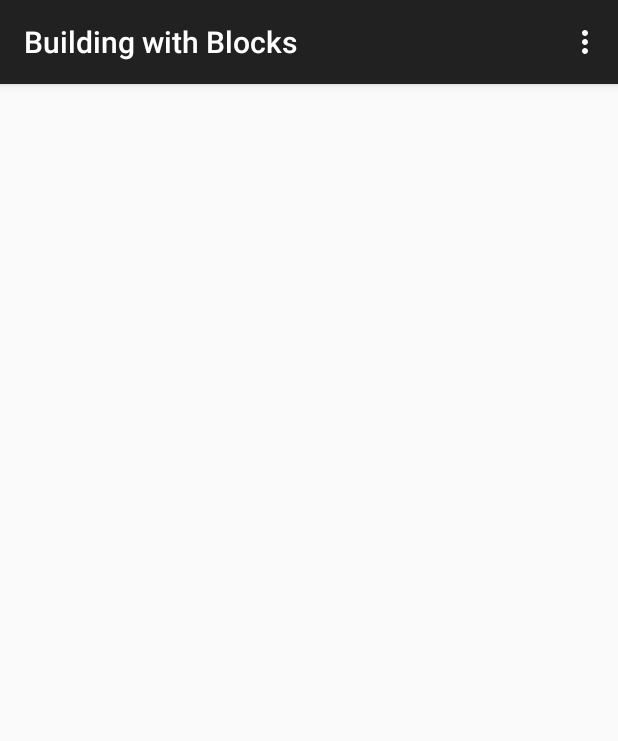
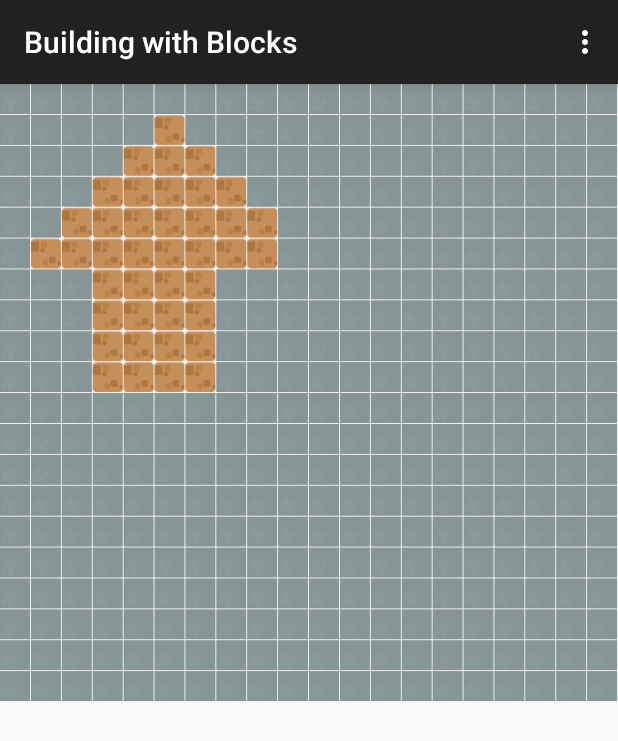
Before and after one commit to paddyzab/hack_devfest, an Android app: the screen it shows after launch (MainActivity), on a phone screen of 412 x 824 dp. Shown: the top 741 px of the screen. Run offline under Robolectric (Android 15) with nearby library versions, the phone set to English and light mode, and no system bars.

Commit message:
draw a house initially

```diff
--- a/app/build.gradle
+++ b/app/build.gradle
@@ -5,7 +5,7 @@ android {
     buildToolsVersion "21.1.1"
 
     defaultConfig {
-        applicationId "building_with_blocks.hackathon.devfest.buildingwithblocks"
+        applicationId "hackathon.devfest.buildingwithblocks"
         minSdkVersion 15
         targetSdkVersion 21
         versionCode 1
--- /dev/null
+++ b/app/src/main/java/hackathon/devfest/buildingwithblocks/BuildingView.java
@@ -0,0 +1,64 @@
+package hackathon.devfest.buildingwithblocks;
+
+import android.content.Context;
+import android.graphics.Bitmap;
+import android.graphics.BitmapFactory;
+import android.graphics.Canvas;
+import android.graphics.Paint;
+import android.util.AttributeSet;
+import android.view.View;
+
+public class BuildingView extends View {
+
+    private int act_cursor=0;
+
+
+    private final static int BLOCKS_X = 20;
+    private final static int BLOCKS_Y = 100;
+
+    private final int[][] backingArray = new int[BLOCKS_X][BLOCKS_Y];
+
+    private final Bitmap[] blockImages = new Bitmap[2];
+    private float blockSize;
+    private final Paint paint;
+
+    public BuildingView(Context context, AttributeSet attrs) {
+        super(context, attrs);
+
+        HouseSpec spec=new HouseSpec();
+
+        for (int x=0;x<HouseSpec.SIZE;x++) {
+            for (int y=0;y<HouseSpec.SIZE;y++) {
+                backingArray[x][y]=spec.getPlan()[y][x];
+            }
+
+        }
+        paint = new Paint();
+    }
+
+    @Override
+    protected void onSizeChanged(int w, int h, int oldw, int oldh) {
+        super.onSizeChanged(w, h, oldw, oldh);
+
+        blockSize = (float) w / BLOCKS_X;
+        blockImages[0]=calcBitmap(blockSize,R.drawable.bg_castle);
+        blockImages[1]=calcBitmap(blockSize,R.drawable.brick_wall);
+
+    }
+
+    private Bitmap calcBitmap(float size, int resourceId) {
+        final Bitmap unscaled_bitmap = BitmapFactory.decodeResource(this.getResources(), resourceId);
+        return Bitmap.createScaledBitmap(unscaled_bitmap, (int) size, (int) size, true);
+    }
+
+    @Override
+    protected void onDraw(Canvas canvas) {
+        super.onDraw(canvas);
+        for (int x=0;x<BLOCKS_X;x++) {
+            for (int y=0;y<BLOCKS_X;y++) {
+                canvas.drawBitmap(blockImages[backingArray[x][y]],x*blockSize,y*blockSize,paint);
+            }
+        }
+    }
+
+}
--- a/app/src/main/java/building_with_blocks/hackathon/devfest/buildingwithblocks/HouseSpec.java
+++ b/app/src/main/java/hackathon/devfest/buildingwithblocks/HouseSpec.java
@@ -1,10 +1,11 @@
-package building_with_blocks.hackathon.devfest.buildingwithblocks;
+package hackathon.devfest.buildingwithblocks;
 
 /**
  * Created by lukasz.
  */
 public class HouseSpec {
-    private int[][] plan = new int[10][10];
+    public final static int SIZE=10;
+    public int[][] plan = new int[10][10];
 
     public HouseSpec() {
                                                                         plan[1][5] = 1;
@@ -18,4 +19,10 @@ public class HouseSpec {
                                         plan[9][3] = 1; plan[9][4] = 1; plan[9][5] = 1; plan[9][6] = 1;
 
     }
+
+    public int[][] getPlan() {
+        return plan;
+    }
+
+
 }
--- a/app/src/main/java/building_with_blocks/hackathon/devfest/buildingwithblocks/MainActivity.java
+++ b/app/src/main/java/hackathon/devfest/buildingwithblocks/MainActivity.java
@@ -1,4 +1,4 @@
-package building_with_blocks.hackathon.devfest.buildingwithblocks;
+package hackathon.devfest.buildingwithblocks;
 
 import android.support.v7.app.ActionBarActivity;
 import android.os.Bundle;
--- a/app/src/main/res/layout/activity_main.xml
+++ b/app/src/main/res/layout/activity_main.xml
@@ -1,8 +1,8 @@
-<BuildingView xmlns:android="http://schemas.android.com/apk/res/android"
+<hackathon.devfest.buildingwithblocks.BuildingView xmlns:android="http://schemas.android.com/apk/res/android"
     xmlns:tools="http://schemas.android.com/tools" android:layout_width="match_parent"
     android:layout_height="match_parent" android:paddingLeft="@dimen/activity_horizontal_margin"
     android:paddingRight="@dimen/activity_horizontal_margin"
     android:paddingTop="@dimen/activity_vertical_margin"
     android:paddingBottom="@dimen/activity_vertical_margin" tools:context=".MainActivity">
 
-</BuildingView>
+</hackathon.devfest.buildingwithblocks.BuildingView>
```
Also changed, not shown: app/src/main/AndroidManifest.xml (+5 -3 lines), app/src/main/java/building_with_blocks/hackathon/devfest/buildingwithblocks/BuildingView.java (deleted, +0 -34 lines), 1 other file.
